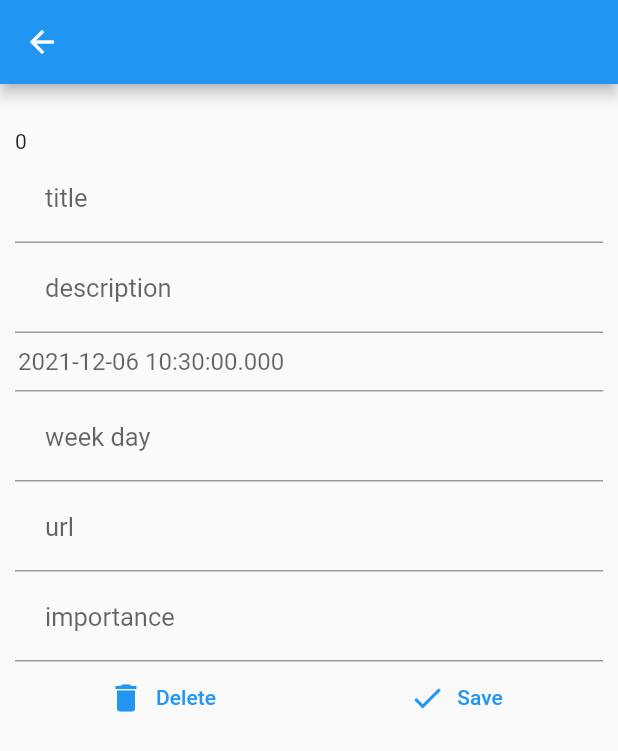
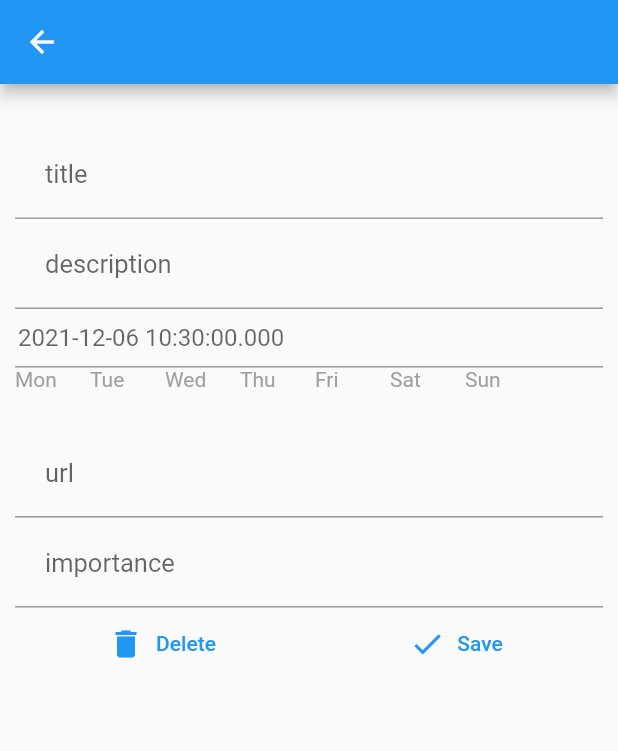
Before and after one commit to binhlecong/class_notifier, a Flutter app: the ClassroomPage screen opened directly, on a phone screen of 412 x 824 dp. Shown: the top 751 px of the screen. Run offline on Flutter 3.47's test engine with Material 2 defaults, Android fonts, the phone set to English and light mode, and no system bars; drawn by our look-alikes of datetime_picker_formfield; our stand-ins replace sqflite; accounts and stored records are empty.

Commit message:
add - day select buttons - select day in week

```diff
--- a/lib/models/classroom.dart
+++ b/lib/models/classroom.dart
@@ -75,7 +75,7 @@ class Classroom {
     String res = '';
     for (var i = 0; i < 7; i++) {
       if (isRepeatAt(i)) {
-        res += dayNames[i];
+        res += dayNames[i] + '  ';
       }
     }
     if (res.isEmpty) {
--- a/lib/screens/classroompage.dart
+++ b/lib/screens/classroompage.dart
@@ -25,6 +25,8 @@ class _ClassroomPageState extends State<ClassroomPage> {
   String _url = "";
   int _importance = 0;
 
+  List<bool> _isRepeat = [false, false, false, false, false, false, false];
+
   @override
   void initState() {
     if (widget.classroom != null) {
@@ -32,7 +34,7 @@ class _ClassroomPageState extends State<ClassroomPage> {
       _title = widget.classroom!.title ?? "";
       _description = widget.classroom!.description ?? "";
       _dateTime = widget.classroom!.dateTime ?? DateTime.now();
-      _weekDays = widget.classroom!.weekDays ?? 1;
+      _weekDays = widget.classroom!.weekDays ?? 0;
       _url = widget.classroom!.url ?? "";
       _importance = widget.classroom!.importance ?? 1;
     }
@@ -56,7 +58,6 @@ class _ClassroomPageState extends State<ClassroomPage> {
           padding: const EdgeInsets.fromLTRB(10, 30, 10, 30),
           child: ListView(
             children: [
-              Text(_id.toString()),
               TextField(
                 decoration: const InputDecoration(
                   hintStyle: TextStyle(fontSize: 17),
@@ -104,15 +105,16 @@ class _ClassroomPageState extends State<ClassroomPage> {
                   }
                 },
               ),
-              TextField(
-                decoration: const InputDecoration(
-                  hintStyle: TextStyle(fontSize: 17),
-                  hintText: 'week day',
-                  contentPadding: EdgeInsets.all(20),
-                ),
-                onChanged: (value) {
-                  _weekDays = int.tryParse(value) ?? 1;
-                },
+              Row(
+                children: [
+                  buildDaySelector('Mon', 0),
+                  buildDaySelector('Tue', 1),
+                  buildDaySelector('Wed', 2),
+                  buildDaySelector('Thu', 3),
+                  buildDaySelector('Fri', 4),
+                  buildDaySelector('Sat', 5),
+                  buildDaySelector('Sun', 6),
+                ],
               ),
               TextField(
                 decoration: const InputDecoration(
@@ -161,7 +163,7 @@ class _ClassroomPageState extends State<ClassroomPage> {
                             label: const Text('Save'),
                             onPressed: () async {
                               if (widget.classroom == null) {
-                                Classroom newEvent = Classroom.fromParams(
+                                Classroom newClassroom = Classroom.fromParams(
                                   _title,
                                   _description,
                                   _dateTime,
@@ -170,15 +172,21 @@ class _ClassroomPageState extends State<ClassroomPage> {
                                   _importance,
                                 );
 
+                                for (var i = 0; i < 7; i++) {
+                                  newClassroom.setRepeatAt(i, _isRepeat[i]);
+                                }
+
                                 _id = await _databaseHelper
-                                    .insertClassroom(newEvent);
+                                    .insertClassroom(newClassroom);
                               } else {
                                 Classroom thisClassroom =
                                     await _databaseHelper.getClassroom(_id);
                                 thisClassroom.title = _title;
                                 thisClassroom.description = _description;
                                 thisClassroom.dateTime = _dateTime;
-                                thisClassroom.weekDays = _weekDays;
+                                for (var i = 0; i < 7; i++) {
+                                  thisClassroom.setRepeatAt(i, _isRepeat[i]);
+                                }
                                 thisClassroom.url = _url;
                                 thisClassroom.importance = _importance;
 
@@ -202,6 +210,24 @@ class _ClassroomPageState extends State<ClassroomPage> {
     );
   }
 
+  GestureDetector buildDaySelector(String name, int value) {
+    return GestureDetector(
+      onTap: () {
+        setState(() {
+          _isRepeat[value] = true;
+        });
+      },
+      child: Container(
+        width: 50,
+        height: 40,
+        child: Text(
+          name,
+          style: TextStyle(color: _isRepeat[value] ? Colors.red : Colors.grey),
+        ),
+      ),
+    );
+  }
+
   @override
   void dispose() {
     // TODO: dispose focus node if needed
```
